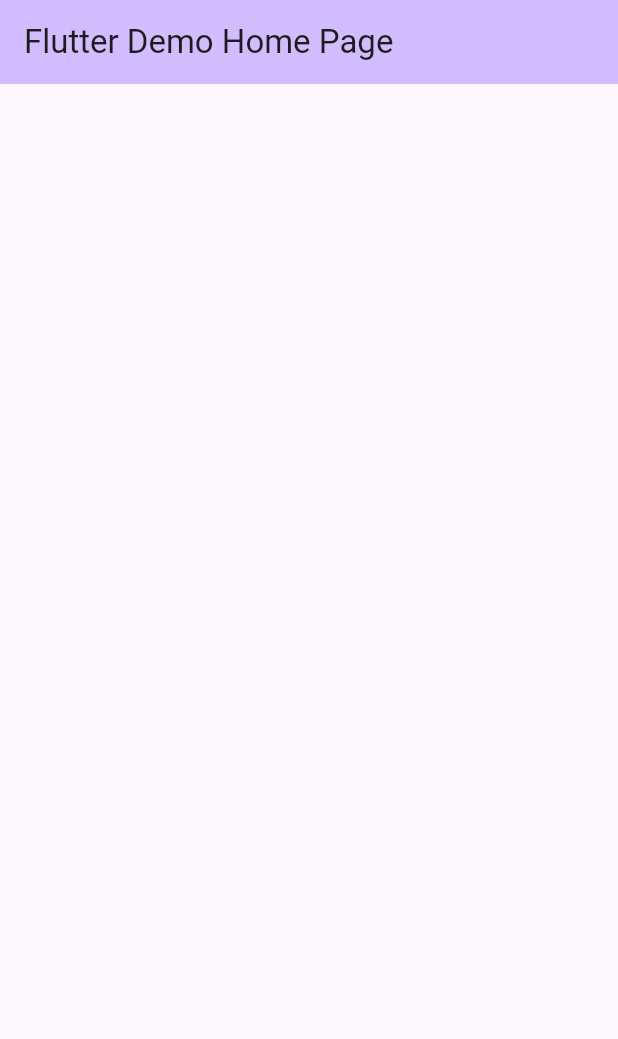
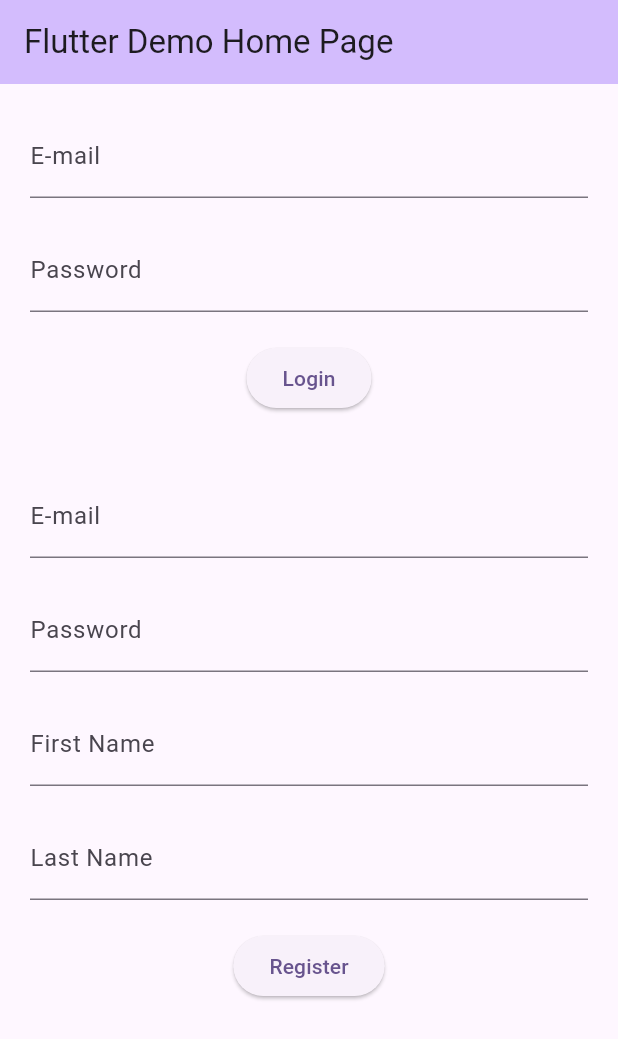
Before and after one commit to Software78/encryption-article, a Flutter app: the screen it shows after launch, on a phone screen of 412 x 824 dp. Shown: the top 1039 px of the screen. Run offline on Flutter 3.47's test engine with Material 3 defaults, Android fonts, the phone set to English and light mode, and no system bars; our stand-ins replace dio, flutter_dotenv, pretty_dio_logger; missing offline and left inert: encrypt.

Commit message:
Implement user login and registration forms with error handling

```diff
--- a/client/lib/main.dart
+++ b/client/lib/main.dart
@@ -20,28 +20,6 @@ class MyApp extends StatefulWidget {
 }
 
 class _MyAppState extends State<MyApp> {
-  final _dio = dio.Dio(dio.BaseOptions(baseUrl: dotenv.env['BASE_URL'] ?? ''))
-    ..options.connectTimeout = const Duration(minutes: 1)
-    ..options.receiveTimeout = const Duration(minutes: 1)
-    ..options.sendTimeout = const Duration(minutes: 1)
-    ..interceptors.add(EncryptionInterceptor())
-    ..interceptors.add(
-      PrettyDioLogger(
-        requestBody: true,
-        requestHeader: true,
-        responseHeader: true,
-        logPrint: (value) {
-          if (kDebugMode) {
-            log(value.toString(), name: 'Dio');
-          }
-        },
-      ),
-    );
-
-  Future<void> register() async {}
-
-  Future<void> login() async {}
-
   @override
   Widget build(BuildContext context) {
     return MaterialApp(
@@ -65,6 +43,90 @@ class MyHomePage extends StatefulWidget {
 }
 
 class _MyHomePageState extends State<MyHomePage> {
+  final _loginEmailController = TextEditingController();
+  final _loginPasswordController = TextEditingController();
+  final _emailController = TextEditingController();
+  final _passwordController = TextEditingController();
+  final _firstNameController = TextEditingController();
+  final _lastNameController = TextEditingController();
+
+  final _dio = dio.Dio(dio.BaseOptions(baseUrl: dotenv.env['BASE_URL'] ?? ''))
+    ..options.connectTimeout = const Duration(minutes: 1)
+    ..options.receiveTimeout = const Duration(minutes: 1)
+    ..options.sendTimeout = const Duration(minutes: 1)
+    ..interceptors.add(EncryptionInterceptor())
+    ..interceptors.add(
+      PrettyDioLogger(
+        requestBody: true,
+        requestHeader: true,
+        responseHeader: true,
+        logPrint: (value) {
+          if (kDebugMode) {
+            log(value.toString(), name: 'Dio');
+          }
+        },
+      ),
+    );
+
+  Future<void> register() async {
+    setState(() {
+      registerLoading = true;
+    });
+    try {
+      final response = await _dio.post('/auth/register', data: {
+        'email': _emailController.text,
+        'password': _passwordController.text,
+        'first_name': _firstNameController.text,
+        'last_name': _lastNameController.text,
+      });
+      ScaffoldMessenger.of(context).showSnackBar(
+        SnackBar(
+          content: Text('User registered: ${response.data['data']}'),
+        ),
+      );
+    } on dio.DioException catch (e) {
+        ScaffoldMessenger.of(context).showSnackBar(
+        SnackBar(
+          content: Text('User logged in: ${e.toString()}'),
+        ),
+      );
+      log('Error logging in: $e', name: 'Login');
+    }
+    setState(() {
+      registerLoading = false;
+    });
+  }
+
+  Future<void> login() async {
+    setState(() {
+      loginLoading = true;
+    });
+    try {
+      final response = await _dio.post('/auth/login', data: {
+        'email': _loginEmailController.text,
+        'password': _loginPasswordController.text,
+      });
+      ScaffoldMessenger.of(context).showSnackBar(
+        SnackBar(
+          content: Text('User logged in: ${response.data['data']}'),
+        ),
+      );
+    } on dio.DioException catch (e) {
+        ScaffoldMessenger.of(context).showSnackBar(
+        SnackBar(
+          content: Text('User logged in: ${e.toString()}'),
+        ),
+      );
+      log('Error logging in: $e', name: 'Login');
+    }
+    setState(() {
+      loginLoading = false;
+    });
+  }
+
+  bool loginLoading = false;
+  bool registerLoading = false;
+
   @override
   Widget build(BuildContext context) {
     return Scaffold(
@@ -74,7 +136,70 @@ class _MyHomePageState extends State<MyHomePage> {
       ),
       body: PageView(
         children: [
-          Column(),
+          Padding(
+            padding: const EdgeInsets.all(20),
+            child: Column(
+              children: [
+                TextFormField(
+                  controller: _loginEmailController,
+                  onTapOutside: (_) {
+                    FocusScope.of(context).unfocus();
+                  },
+                  decoration: const InputDecoration(labelText: 'E-mail'),
+                ),
+                SizedBox(height: 20),
+                TextFormField(
+                  controller: _loginPasswordController,
+                  onTapOutside: (_) {
+                    FocusScope.of(context).unfocus();
+                  },
+                  decoration: const InputDecoration(labelText: 'Password'),
+                ),
+                SizedBox(height: 20),
+                ElevatedButton(
+                  onPressed: loginLoading ? null : login,
+                  child: const Text('Login'),
+                ),
+                SizedBox(height: 40),
+                TextFormField(
+                  controller: _emailController,
+                  onTapOutside: (_) {
+                    FocusScope.of(context).unfocus();
+                  },
+                  decoration: const InputDecoration(labelText: 'E-mail'),
+                ),
+                SizedBox(height: 20),
+                TextFormField(
+                  controller: _passwordController,
+                  onTapOutside: (_) {
+                    FocusScope.of(context).unfocus();
+                  },
+                  decoration: const InputDecoration(labelText: 'Password'),
+                ),
+                SizedBox(height: 20),
+                TextFormField(
+                  controller: _firstNameController,
+                  onTapOutside: (_) {
+                    FocusScope.of(context).unfocus();
+                  },
+                  decoration: const InputDecoration(labelText: 'First Name'),
+                ),
+                SizedBox(height: 20),
+                TextFormField(
+                  controller: _lastNameController,
+                  onTapOutside: (_) {
+                    FocusScope.of(context).unfocus();
+                  },
+                  decoration: const InputDecoration(labelText: 'Last Name'),
+                ),
+                SizedBox(height: 20),
+                ElevatedButton(
+                  onPressed: registerLoading ? null : register,
+                  child: const Text('Register'),
+                ),
+              ],
+            ),
+          ),
         ],
       ),
     );
```
